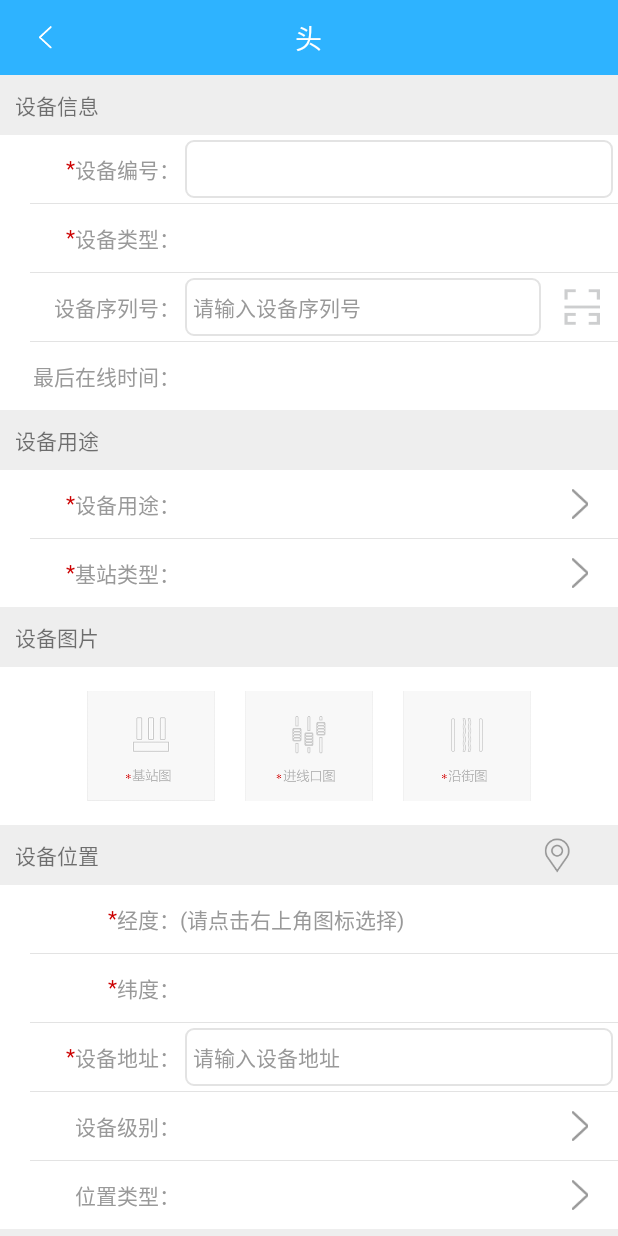
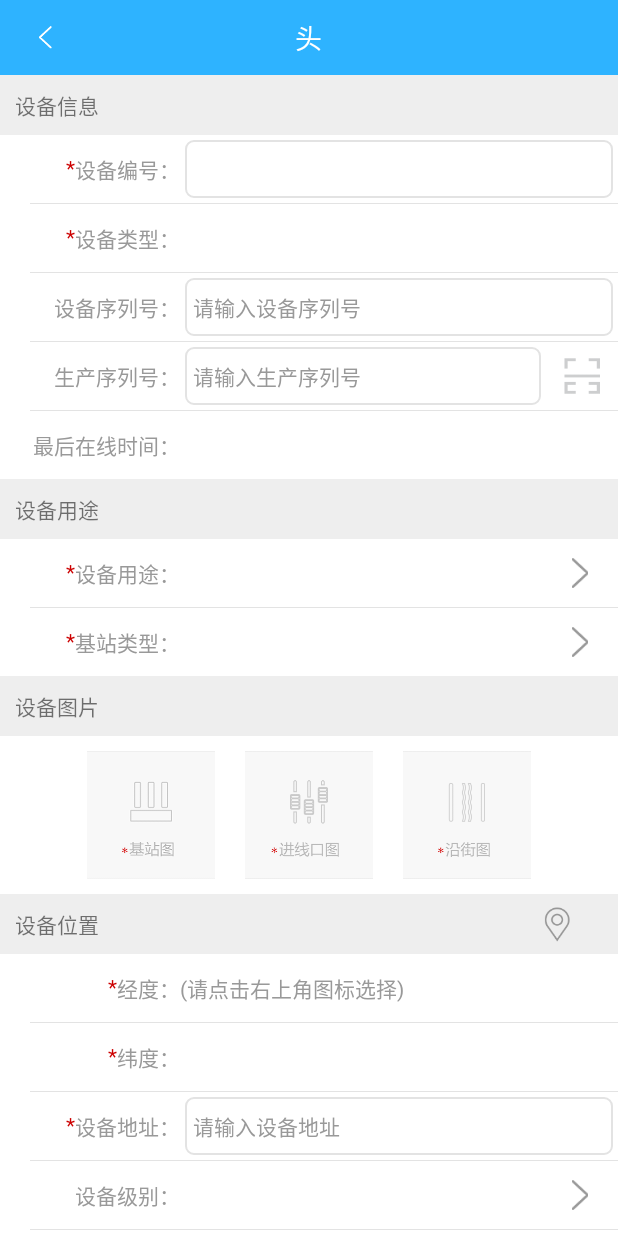
Before and after one commit to KingJA/yunwei, an Android app: the DeviceAddActivity screen opened directly, with no data from a screen before it, on a phone screen of 412 x 824 dp. Run offline under Robolectric (Android 15) with nearby library versions, the phone set to English and light mode, and no system bars; our stand-ins replace CircleImageView; libraries missing offline, so code that uses them is left out: cn.jpush.android, com.baidu.mapapi, org.xutils, org.xutils.ex, org.xutils.x; network calls fail; 3 statements that could not run were skipped.

Commit message:
安装设备添加设备序列号二维码

```diff
--- a/app/src/main/java/com/tdr/yunwei/activity/DeviceAddActivity.java
+++ b/app/src/main/java/com/tdr/yunwei/activity/DeviceAddActivity.java
@@ -5,15 +5,10 @@ import android.app.AlertDialog;
 import android.content.DialogInterface;
 import android.content.Intent;
 import android.graphics.Bitmap;
-import android.graphics.drawable.BitmapDrawable;
-import android.graphics.drawable.Drawable;
-import android.net.Uri;
 import android.os.Bundle;
-import android.os.Environment;
 import android.os.Handler;
 import android.os.PersistableBundle;
 import android.provider.MediaStore;
-import android.support.v4.content.FileProvider;
 import android.text.InputType;
 import android.text.TextUtils;
 import android.util.Log;
@@ -30,7 +25,6 @@ import android.widget.RadioGroup;
 import android.widget.ScrollView;
 import android.widget.TextView;
 
-import com.baidu.mapapi.common.Logger;
 import com.baidu.mapapi.model.LatLng;
 import com.baidu.mapapi.utils.CoordinateConverter;
 import com.google.gson.Gson;
@@ -43,13 +37,13 @@ import com.tdr.yunwei.bean.CityAreaBean;
 import com.tdr.yunwei.bean.CityAreaPCSBean;
 import com.tdr.yunwei.bean.DASBean;
 import com.tdr.yunwei.bean.DeviceBean;
-import com.tdr.yunwei.bean.DeviceMainTypeBean;
 import com.tdr.yunwei.bean.DictionaryBean;
 import com.tdr.yunwei.bean.ParamBean;
 import com.tdr.yunwei.bean.RepairCompanyBean;
 import com.tdr.yunwei.util.ActivityUtil;
 import com.tdr.yunwei.util.Constants;
 import com.tdr.yunwei.util.DBUtils;
+import com.tdr.yunwei.util.DeviceInstallUtil;
 import com.tdr.yunwei.util.LOG;
 import com.tdr.yunwei.util.MatchUtil;
 import com.tdr.yunwei.util.PhotoUtil;
@@ -63,14 +57,12 @@ import com.tdr.yunwei.view.Dialog.DialogUtil;
 import com.tdr.yunwei.view.Dialog.DoOk;
 import com.zbar.lib.CaptureActivity;
 
-
 import org.json.JSONException;
 import org.json.JSONObject;
 import org.xutils.DbManager;
 import org.xutils.ex.DbException;
 import org.xutils.x;
 
-import java.io.File;
 import java.util.ArrayList;
 import java.util.HashMap;
 import java.util.HashSet;
@@ -81,6 +73,7 @@ import java.util.UUID;
 
 /**
  * Created by Administrator on 2016/4/20.
+ * 城市网关
  */
 public class DeviceAddActivity extends Activity {
     private static final String TAG = "DeviceAddActivity";
@@ -156,12 +149,13 @@ public class DeviceAddActivity extends Activity {
     private String MyLat = "";
     private String MyLng = "";
     private ImageView iv_scan_serial;
+    private EditText et_produceNo;
 
 
     @Override
     protected void onCreate(Bundle savedInstanceState) {
         super.onCreate(savedInstanceState);
-
+        Log.e(TAG, "城市网关: ");
         setContentView(R.layout.activity_deviceadd);
 
         mActivity = DeviceAddActivity.this;
@@ -245,6 +239,7 @@ public class DeviceAddActivity extends Activity {
     private void findView() {
         ll_zbar = (LinearLayout) findViewById(R.id.ll_zbar);
         img_zbar = (ImageView) findViewById(R.id.img_zbar);
+        et_produceNo = (EditText) findViewById(R.id.et_produceNo);
         iv_scan_serial = (ImageView) findViewById(R.id.iv_scan_serial);
         iv_scan_serial.setOnClickListener(new View.OnClickListener() {
             @Override
@@ -510,7 +505,7 @@ public class DeviceAddActivity extends Activity {
 
 
         txt_deviceaddress.setText(deviceBean.getAddress());
-
+        et_produceNo.setText(deviceBean.getReserve13());
         txt_area.setText(getAreaMC(deviceBean.getAreaID()));
         txt_pcs.setText(getPCSMC(deviceBean.getPCS()));
 
@@ -1566,9 +1561,14 @@ public class DeviceAddActivity extends Activity {
         bean.setPhotoID2(getUUID());
         bean.setPhotoID3(getUUID());
         LOG.E("getUUID=" + getUUID());
+
         bean.setPhoto1(Photo1ToBase64);
         bean.setPhoto2(Photo2ToBase64);
         bean.setPhoto3(Photo3ToBase64);
+
+//        bean.setPhoto1("");
+//        bean.setPhoto2("");
+//        bean.setPhoto3("");
 
         bean.setLAT(LAT);
         LOG.E("LAT=" + LAT);
@@ -1581,7 +1581,7 @@ public class DeviceAddActivity extends Activity {
         bean.setXQ(XQ);
         LOG.E("XQ=" + XQ);
         bean.setPCS(PCS);
-        LOG.E("PCS=" + PCS);
+        LOG.E("派出所PCS=" + PCS);
         bean.setJWH(JWH);
         LOG.E("JWH=" + JWH);
 
@@ -1639,8 +1639,8 @@ public class DeviceAddActivity extends Activity {
         LOG.E("Reserve11=" + Reserve11);
         bean.setReserve12(Reserve12);
         LOG.E("Reserve12=" + Reserve12);
-        bean.setReserve13(Reserve13);
-        LOG.E("Reserve13=" + Reserve13);
+        bean.setReserve13(et_produceNo.getText().toString().trim());
+        LOG.E("Reserve13 produceNo=" + et_produceNo.getText().toString().trim());
         bean.setReserve14(Reserve14);
         LOG.E("Reserve14=" + Reserve14);
         bean.setReserve15(Reserve15);
@@ -1660,6 +1660,8 @@ public class DeviceAddActivity extends Activity {
         map.put("accessToken", SharedUtil.getToken(mActivity));
         map.put("deviceInfo", deviceInfo);
         map.put("systemID", SystemID);
+
+        Log.e(TAG, "【deviceInfo】: "+deviceInfo );
 
         //ToastUtil.showShort(mActivity,SystemID+"//"+AreaID+"//"+PCS);
 
@@ -1819,7 +1821,7 @@ public class DeviceAddActivity extends Activity {
         LOG.E("Reserve11=" + Reserve11);
 
         bean.setReserve12(Reserve12);
-        bean.setReserve13(Reserve13);
+        bean.setReserve13(et_produceNo.getText().toString().trim());
         bean.setReserve14(Reserve14);
         bean.setReserve15(Reserve15);
         bean.setReserve16(Reserve16);
@@ -2024,6 +2026,9 @@ public class DeviceAddActivity extends Activity {
     String name3 = "photo3.jpg";
     String name4 = "photo4.jpg";
 
+    private static final String PRODUCE_NO_TYPE = "1604";
+    private String produceNo;
+
     @Override
     protected void onActivityResult(int requestCode, int resultCode, Intent data) {
         switch (requestCode) {
@@ -2037,8 +2042,9 @@ public class DeviceAddActivity extends Activity {
                     } else {
                         String[] device = strZbar.split(",");
                         Log.e(TAG, "strZbar: "+strZbar );
-                        if (device[1].equals(DeviceType)) {
-                            txt_deviceno.setText(device[0]);
+                        if (device[1].equals(PRODUCE_NO_TYPE)) {
+                            produceNo = device[0];
+                            et_produceNo.setText(produceNo);
                         }else{
                             ToastUtil.ErrorOrRight(mActivity, "设备类型不匹配", 1);
                         }
--- a/app/src/main/java/com/tdr/yunwei/activity/LoginActivity.java
+++ b/app/src/main/java/com/tdr/yunwei/activity/LoginActivity.java
@@ -70,6 +70,7 @@ import java.util.List;
  * Created by Administrator on 2016/4/19.
  */
 public class LoginActivity extends Activity {
+    private static final String TAG = "LoginActivity";
     /**
      * 储存登录相关信息
      */
@@ -294,6 +295,7 @@ public class LoginActivity extends Activity {
             @Override
             public void onClick(View v) {
                 txt_password = txt_pwd.getText().toString().trim();
+                Log.e(TAG, "txt_password: "+txt_password );
                 if (txt_password.equals("")) {
                     ToastUtil.showShort(mActivity, "请输入密码");
                     cb_pwd.setChecked(false);
@@ -586,6 +588,7 @@ public class LoginActivity extends Activity {
 
         SharedUtil.setValue(mActivity, "UserPhone", UserPhone);
         Log.e("Pan","UserPhone"+UserPhone);
+        Log.e("Pan","密码"+txt_password);
         SharedUtil.setValue(mActivity, "CompanyName", CompanyName);
         Log.e("Pan","CompanyName"+CompanyName);
         SharedUtil.setValue(mActivity, "DispName", DispName);
--- a/app/src/main/java/com/tdr/yunwei/adapter/DeviceQueryAdapter.java
+++ b/app/src/main/java/com/tdr/yunwei/adapter/DeviceQueryAdapter.java
@@ -129,6 +129,9 @@ public class DeviceQueryAdapter extends BaseSimpleAdapter<DeviceBean> {
                     mybean.setReserve9(bean.getReserve9());
                     mybean.setReserve10(bean.getReserve10());
                     mybean.setReserve11(bean.getReserve11());
+                    mybean.setReserve12(bean.getReserve12());
+                    mybean.setReserve13(bean.getReserve13());
+                    mybean.setReserve14(bean.getReserve14());
                     mybean.setDescription(bean.getDescription());
 
                     SharedUtil.setValue(mActivity,"Photo1",bean.getPhoto1());
--- a/app/src/main/java/com/tdr/yunwei/reviceandbroad/BaiDuSDKReceiver.java
+++ b/app/src/main/java/com/tdr/yunwei/reviceandbroad/BaiDuSDKReceiver.java
@@ -23,8 +23,8 @@ public class BaiDuSDKReceiver extends BroadcastReceiver {
         String s = intent.getAction();
         Log.e("key", s);
         if (s.equals(SDKInitializer.SDK_BROADTCAST_ACTION_STRING_PERMISSION_CHECK_ERROR)) {
-            Log.e("Pan", "key="+s+"  SDK"+SDKInitializer.SDK_BROADTCAST_ACTION_STRING_PERMISSION_CHECK_ERROR);
-            ToastUtil.ShortCenter(context, "key 验证出错！");
+            Log.e("Pan", "验证出错 key="+s+"  SDK"+SDKInitializer.SDK_BROADTCAST_ACTION_STRING_PERMISSION_CHECK_ERROR);
+//            ToastUtil.ShortCenter(context, "key 验证出错！");
         }
         if (s.equals(SDKInitializer.SDK_BROADTCAST_ACTION_STRING_PERMISSION_CHECK_OK)) {
             //ToastUtil.ShortCenter(context, "key 验证成功！");
--- a/app/src/main/java/com/tdr/yunwei/util/Constants.java
+++ b/app/src/main/java/com/tdr/yunwei/util/Constants.java
@@ -70,10 +70,6 @@ public class Constants {
     public static final String Sys_InstructionResult = "Sys_InstructionResult";//红绿灯设备指令结果查询
     public static final String Sys_DeviceBinding = "Sys_DeviceBinding";//红绿灯设备绑定状态查询
 
-
-
-
-
     public static final String SetAppWorkArea = "SetAppWorkArea";
     public static final String UpdateCityArea = "UpdateCityArea";
     public static final String UpdateCityInfo = "UpdateCityInfo";
--- a/app/src/main/res/layout/activity_deviceadd.xml
+++ b/app/src/main/res/layout/activity_deviceadd.xml
@@ -7,8 +7,7 @@
     <RelativeLayout
         android:layout_width="match_parent"
         android:layout_height="50dp"
-        android:background="@color/title_bg"
-        >
+        android:background="@color/title_bg">
 
         <ImageView
             android:id="@+id/image_back"
@@ -147,6 +146,25 @@
                             android:hint="请输入设备序列号"
                             android:textColorHint="@color/txt999"/>
 
+
+                    </LinearLayout>
+                    <View style="@style/ll_view" />
+                    <LinearLayout style="@style/ll_content_ll">
+
+                        <LinearLayout style="@style/ll_txt01">
+
+
+                            <TextView
+                                style="@style/device_txt"
+                                android:text="生产序列号：" />
+                        </LinearLayout>
+
+                        <EditText
+                            android:id="@+id/et_produceNo"
+                            style="@style/device_et_weight"
+                            android:hint="请输入生产序列号"
+                            android:textColorHint="@color/txt999"/>
+
                         <ImageView
                             android:id="@+id/iv_scan_serial"
                             android:background="@mipmap/zbar"
@@ -264,18 +282,21 @@
                 <ImageView
                     android:id="@+id/img_photo1"
                     style="@style/img_add"
+                    android:scaleType="centerCrop"
                     android:src="@mipmap/image_basestation"/>
 
                 <ImageView
                     android:id="@+id/img_photo2"
                     style="@style/img_add"
                     android:layout_marginLeft="20dp"
+                    android:scaleType="centerCrop"
                     android:src="@mipmap/image_incomingline"/>
 
                 <ImageView
                     android:id="@+id/img_photo3"
                     style="@style/img_add"
                     android:layout_marginLeft="20dp"
+                    android:scaleType="centerCrop"
                     android:src="@mipmap/image_street" />
 
 
```
Also changed, not shown: app/src/main/java/com/tdr/yunwei/activity/NewDeviceAddActivity.java (+63 -22 lines), app/src/main/res/layout/activity_new_device_add.xml (+27 -0 lines), 2 other files.
